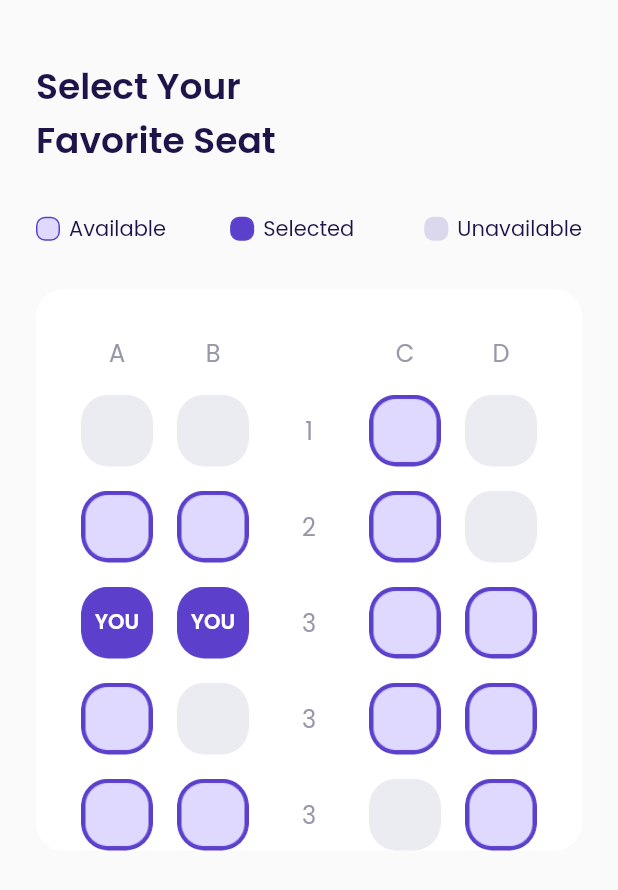
After one commit to dyavas21/Airplane, a Flutter app: the ChoosePage screen opened by its route, on a phone screen of 412 x 824 dp. The commit adds this screen. Shown: the top 890 px of the screen. Run offline on Flutter 3.47's test engine with Material 2 defaults, Android fonts, the phone set to English and light mode, and no system bars; our stand-ins replace google_fonts.

Commit message:
choose page

```diff
--- a/app/lib/main.dart
+++ b/app/lib/main.dart
@@ -1,4 +1,6 @@
 import 'package:app/ui/pages/bonus_saldo_page.dart';
+import 'package:app/ui/pages/choose_page.dart';
+import 'package:app/ui/pages/detail_page.dart';
 import 'package:app/ui/pages/get_started_page.dart';
 import 'package:app/ui/pages/main_page.dart';
 import 'package:app/ui/pages/sign_up_page.dart';
@@ -23,6 +25,8 @@ class MyApp extends StatelessWidget {
         '/sign-up': (context) => SignUpPage(),
         '/bonus': (context) => BonusSaldoPage(),
         '/main': (context) => MainPage(),
+        '/detail': (context) => DetailPage(),
+        '/choose': (context) => ChoosePage(),
       },
     );
   }
--- a/app/lib/shared/theme.dart
+++ b/app/lib/shared/theme.dart
@@ -12,6 +12,7 @@ Color kGreenColor = Color(0xff0EC3AE);
 Color kRedColor = Color(0xffEB70A5);
 Color kBackgroundColor = Color(0xffFAFAFA);
 Color kInactiveColor = Color(0xffDBD7EC);
+Color kwhitePurple = Color(0xffE0D9FF);
 
 TextStyle blackTextStyle = GoogleFonts.poppins(
   color: kBlackColor,
--- /dev/null
+++ b/app/lib/ui/pages/choose_page.dart
@@ -0,0 +1,271 @@
+import 'package:app/shared/theme.dart';
+import 'package:app/ui/widgets/custom_avaible_seat.dart';
+import 'package:app/ui/widgets/custom_title_seat.dart';
+import 'package:flutter/material.dart';
+
+class ChoosePage extends StatelessWidget {
+  const ChoosePage({super.key});
+
+  @override
+  Widget build(BuildContext context) {
+    Widget text() {
+      return Container(
+        margin: EdgeInsets.only(
+          top: 40,
+        ),
+        child: Text(
+          'Select Your\nFavorite Seat',
+          style: blackTextStyle.copyWith(
+            fontSize: 24,
+            fontWeight: semiBold,
+          ),
+        ),
+      );
+    }
+
+    Widget seatStatus() {
+      return Container(
+        margin: EdgeInsets.only(top: 30),
+        child: Row(
+          children: [
+            Expanded(
+              child: Container(
+                child: Row(
+                  children: [
+                    Container(
+                      width: 16,
+                      height: 16,
+                      decoration: BoxDecoration(
+                        border: Border.all(color: kPrimaryColor),
+                        borderRadius: BorderRadius.circular(6),
+                        color: kwhitePurple,
+                      ),
+                    ),
+                    SizedBox(
+                      width: 6,
+                    ),
+                    Text(
+                      'Available',
+                      style: blackTextStyle,
+                    ),
+                  ],
+                ),
+              ),
+            ),
+            Expanded(
+              child: Container(
+                child: Row(
+                  children: [
+                    Container(
+                      width: 16,
+                      height: 16,
+                      decoration: BoxDecoration(
+                        border: Border.all(color: kPrimaryColor),
+                        borderRadius: BorderRadius.circular(6),
+                        color: kPrimaryColor,
+                      ),
+                    ),
+                    SizedBox(
+                      width: 6,
+                    ),
+                    Text(
+                      'Selected',
+                      style: blackTextStyle,
+                    ),
+                  ],
+                ),
+              ),
+            ),
+            Container(
+              child: Row(
+                children: [
+                  Container(
+                    width: 16,
+                    height: 16,
+                    decoration: BoxDecoration(
+                      borderRadius: BorderRadius.circular(6),
+                      color: kInactiveColor,
+                    ),
+                  ),
+                  SizedBox(
+                    width: 6,
+                  ),
+                  Text(
+                    'Unavailable',
+                    style: blackTextStyle,
+                  ),
+                ],
+              ),
+            ),
+          ],
+        ),
+      );
+    }
+
+    Widget availableSeat() {
+      return Container(
+        margin: EdgeInsets.only(top: 30),
+        padding: EdgeInsets.only(
+          top: 30,
+          left: 22,
+          right: 22,
+        ),
+        decoration: BoxDecoration(
+          borderRadius: BorderRadius.circular(18),
+          color: kWhiteColor,
+        ),
+        child: Column(
+          children: [
+            Row(
+              children: [
+                //NOTE SEAT
+                CustomTitleSeat(
+                  title: 'A',
+                ),
+                CustomTitleSeat(title: 'B'),
+                CustomTitleSeat(title: ''),
+                CustomTitleSeat(title: 'C'),
+                CustomTitleSeat(title: 'D'),
+              ],
+            ),
+            SizedBox(
+              height: 16,
+            ),
+            Row(
+              children: [
+                CustomAvaibleSeat(
+                  imgUrl: 'assets/icon_unavaible.png',
+                  text: '',
+                ),
+                CustomAvaibleSeat(
+                  imgUrl: 'assets/icon_unavaible.png',
+                  text: '',
+                ),
+                CustomTitleSeat(title: '1'),
+                CustomAvaibleSeat(
+                  imgUrl: 'assets/icon_avaible.png',
+                  text: '',
+                ),
+                CustomAvaibleSeat(
+                  imgUrl: 'assets/icon_unavaible.png',
+                  text: '',
+                ),
+              ],
+            ),
+            SizedBox(
+              height: 16,
+            ),
+            Row(
+              children: [
+                CustomAvaibleSeat(
+                  imgUrl: 'assets/icon_avaible.png',
+                  text: '',
+                ),
+                CustomAvaibleSeat(
+                  imgUrl: 'assets/icon_avaible.png',
+                  text: '',
+                ),
+                CustomTitleSeat(title: '2'),
+                CustomAvaibleSeat(
+                  imgUrl: 'assets/icon_avaible.png',
+                  text: '',
+                ),
+                CustomAvaibleSeat(
+                  imgUrl: 'assets/icon_unavaible.png',
+                  text: '',
+                ),
+              ],
+            ),
+            SizedBox(
+              height: 16,
+            ),
+            Row(
+              children: [
+                CustomAvaibleSeat(
+                  imgUrl: 'assets/icon_selected.png',
+                  text: 'YOU',
+                ),
+                CustomAvaibleSeat(
+                  imgUrl: 'assets/icon_selected.png',
+                  text: 'YOU',
+                ),
+                CustomTitleSeat(title: '3'),
+                CustomAvaibleSeat(
+                  imgUrl: 'assets/icon_avaible.png',
+                  text: '',
+                ),
+                CustomAvaibleSeat(
+                  imgUrl: 'assets/icon_avaible.png',
+                  text: '',
+                ),
+              ],
+            ),
+            SizedBox(
+              height: 16,
+            ),
+            Row(
+              children: [
+                CustomAvaibleSeat(
+                  imgUrl: 'assets/icon_avaible.png',
+                  text: '',
+                ),
+                CustomAvaibleSeat(
+                  imgUrl: 'assets/icon_unavaible.png',
+                  text: '',
+                ),
+                CustomTitleSeat(title: '3'),
+                CustomAvaibleSeat(
+                  imgUrl: 'assets/icon_avaible.png',
+                  text: '',
+                ),
+                CustomAvaibleSeat(
+                  imgUrl: 'assets/icon_avaible.png',
+                  text: '',
+                ),
+              ],
+            ),
+            SizedBox(
+              height: 16,
+            ),
+            Row(
+              children: [
+                CustomAvaibleSeat(
+                  imgUrl: 'assets/icon_avaible.png',
+                  text: '',
+                ),
+                CustomAvaibleSeat(
+                  imgUrl: 'assets/icon_avaible.png',
+                  text: '',
+                ),
+                CustomTitleSeat(title: '3'),
+                CustomAvaibleSeat(
+                  imgUrl: 'assets/icon_unavaible.png',
+                  text: '',
+                ),
+                CustomAvaibleSeat(
+                  imgUrl: 'assets/icon_avaible.png',
+                  text: '',
+                ),
+              ],
+            )
+          ],
+        ),
+      );
+    }
+
+    return Scaffold(
+      backgroundColor: kBackgroundColor,
+      body: ListView(
+        padding: EdgeInsets.only(
+          left: 24,
+          right: 24,
+        ),
+        children: [
+          text(),
+          seatStatus(),
+          availableSeat(),
+        ],
+      ),
+    );
+  }
+}
--- a/app/lib/ui/pages/detail_page.dart
+++ b/app/lib/ui/pages/detail_page.dart
@@ -1,4 +1,5 @@
 import 'package:app/shared/theme.dart';
+import 'package:app/ui/pages/choose_page.dart';
 import 'package:app/ui/widgets/detail_photos.dart';
 import 'package:app/ui/widgets/interest_item.dart';
 import 'package:flutter/material.dart';
@@ -6,6 +7,8 @@ import 'package:flutter/material.dart';
 class DetailPage extends StatelessWidget {
   const DetailPage({super.key});
 
+  @override
+  Widget build(BuildContext context) {
     Widget image() {
       return Container(
         padding: EdgeInsets.only(
@@ -184,12 +187,11 @@ class DetailPage extends StatelessWidget {
               ),
             ),
             Container(
-            padding: EdgeInsets.only(
+              width: MediaQuery.of(context).size.width,
+              margin: EdgeInsets.only(
+                top: 30,
                 left: 24,
                 right: 24,
-            ),
-            margin: EdgeInsets.only(
-              top: 30,
                 bottom: 30,
               ),
               child: Row(
@@ -217,9 +219,13 @@ class DetailPage extends StatelessWidget {
                       ],
                     ),
                   ),
-                Container(
+                  GestureDetector(
+                    onTap: () {
+                      Navigator.pushNamed(context, '/choose');
+                    },
+                    child: Container(
+                      width: 170,
                       height: 55,
-                  width: 170,
                       decoration: BoxDecoration(
                         color: kPrimaryColor,
                         borderRadius: BorderRadius.circular(18),
@@ -228,8 +234,9 @@ class DetailPage extends StatelessWidget {
                         child: Text(
                           'Book Now',
                           style: whiteTextStyle.copyWith(
+                            fontWeight: medium,
                             fontSize: 18,
-                        fontWeight: medium,
+                          ),
                         ),
                       ),
                     ),
@@ -242,8 +249,6 @@ class DetailPage extends StatelessWidget {
       );
     }
 
-  @override
-  Widget build(BuildContext context) {
     return Scaffold(
       backgroundColor: kBackgroundColor,
       body: SingleChildScrollView(
--- a/app/lib/ui/pages/home_page.dart
+++ b/app/lib/ui/pages/home_page.dart
@@ -61,12 +61,7 @@ class HomePage extends StatelessWidget {
           children: [
             GestureDetector(
               onTap: () {
-                Navigator.push(
-                  context,
-                  MaterialPageRoute(
-                    builder: (context) => DetailPage(),
-                  ),
-                );
+                Navigator.pushNamed(context, '/detail');
               },
               child: DestinationCard(
                 imgUrl: 'assets/destination1.png',
--- /dev/null
+++ b/app/lib/ui/widgets/custom_avaible_seat.dart
@@ -0,0 +1,35 @@
+import 'package:flutter/material.dart';
+
+import '../../shared/theme.dart';
+
+class CustomAvaibleSeat extends StatelessWidget {
+  final String? imgUrl;
+  final String? text;
+  const CustomAvaibleSeat({this.imgUrl, this.text});
+
+  @override
+  Widget build(BuildContext context) {
+    return Expanded(
+      child: Center(
+        child: Container(
+          width: 48,
+          height: 48,
+          decoration: BoxDecoration(
+            image: DecorationImage(
+              image: AssetImage(imgUrl!),
+            ),
+            borderRadius: BorderRadius.circular(18),
+          ),
+          child: Center(
+            child: Text(
+              text!,
+              style: whiteTextStyle.copyWith(
+                fontWeight: semiBold,
+              ),
+            ),
+          ),
+        ),
+      ),
+    );
+  }
+}
--- /dev/null
+++ b/app/lib/ui/widgets/custom_title_seat.dart
@@ -0,0 +1,24 @@
+import 'package:flutter/material.dart';
+
+import '../../shared/theme.dart';
+
+class CustomTitleSeat extends StatelessWidget {
+  final String? title;
+  const CustomTitleSeat({this.title});
+
+  @override
+  Widget build(BuildContext context) {
+    return Expanded(
+      child: Center(
+        child: Center(
+          child: Text(
+            title!,
+            style: greyTextStyle.copyWith(
+              fontSize: 16,
+            ),
+          ),
+        ),
+      ),
+    );
+  }
+}
```
Also changed, not shown: 3 other files. Lines whose indentation alone changed are shown as unchanged.
